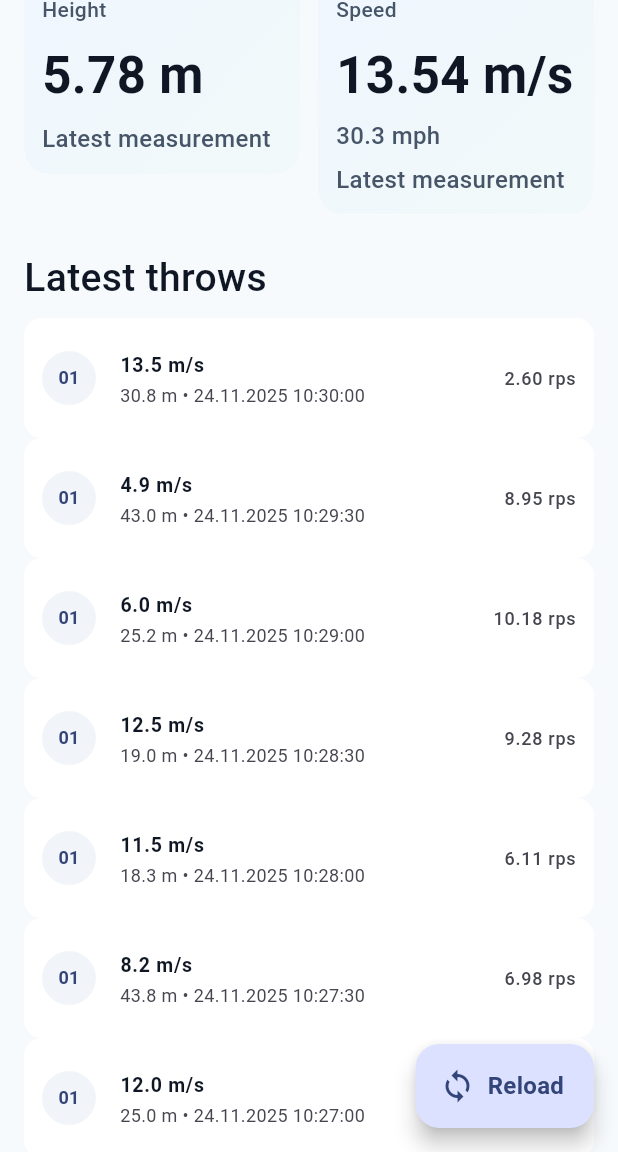
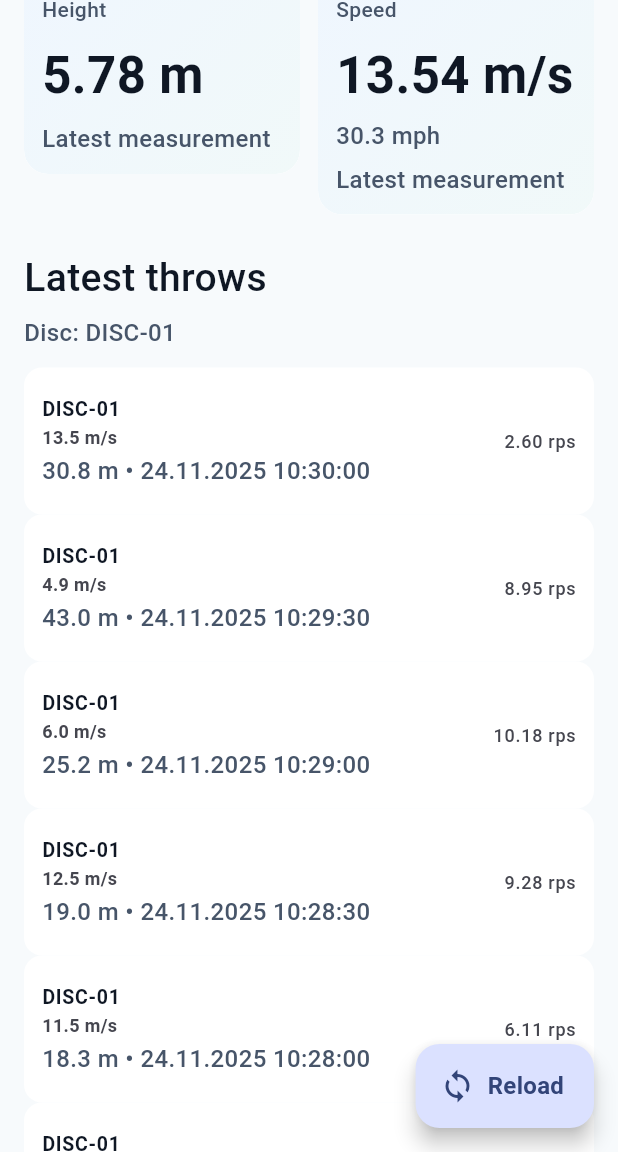
Before and after one commit to SmartDisc/SmartDisc, a Flutter app: the DashboardScreen screen opened directly, scrolled down 576 dp, on a phone screen of 412 x 824 dp, the part 84-1236 px from its top. Run offline on Flutter 3.47's test engine with Material 3 defaults, Android fonts, the phone set to English and light mode, and no system bars; our stand-ins replace shared_preferences; missing offline and left inert: model_viewer_plus; accounts and stored records are empty; network calls fail; Roboto replaces fonts that are missing (Georgia).

Commit message:
latest throws heading improved

```diff
--- a/smartdisc/lib/screens/dashboard_screen.dart
+++ b/smartdisc/lib/screens/dashboard_screen.dart
@@ -251,7 +251,14 @@ class _DashboardScreenState extends State<DashboardScreen> {
               const SizedBox(height: 24),
               Text('Latest throws', style: AppFont.headline),
 
-              const SizedBox(height: 8),
+              const SizedBox(height: 6),
+              // Show which disc these throws belong to
+              Padding(
+                padding: const EdgeInsets.only(bottom: 8.0),
+                child: Text('Disc: $selectedDisc', style: AppFont.subheadline),
+              ),
+
+              const SizedBox(height: 4),
               if (items.isEmpty)
                 const ListTile(title: Text('No throws yet'))
               else
@@ -262,15 +269,19 @@ class _DashboardScreenState extends State<DashboardScreen> {
                   return Card(
                     shape: RoundedRectangleBorder(borderRadius: BorderRadius.circular(12)),
                     child: ListTile(
-                      contentPadding: const EdgeInsets.symmetric(horizontal: 12, vertical: 8),
+                      contentPadding: const EdgeInsets.symmetric(horizontal: 12, vertical: 10),
                       dense: true,
-                      leading: CircleAvatar(
-                        radius: 18,
-                        backgroundColor: AppColors.surfaceMuted,
-                        child: Text(w.scheibeId != null ? w.scheibeId!.split('-').last : '?', style: const TextStyle(fontSize: 12, fontWeight: FontWeight.w600)),
+                      // no leading avatar — keep layout minimal
+                      title: Text(w.scheibeId ?? '-', style: const TextStyle(fontWeight: FontWeight.w700)),
+                      subtitle: Column(
+                        crossAxisAlignment: CrossAxisAlignment.start,
+                        mainAxisSize: MainAxisSize.min,
+                        children: [
+                          Text(speed, style: const TextStyle(fontWeight: FontWeight.w600)),
+                          const SizedBox(height: 2),
+                          Text('$dist • ${_formatGermanTimestamp(w.erstelltAm)}', style: AppFont.subheadline, maxLines: 1, overflow: TextOverflow.ellipsis),
+                        ],
                       ),
-                      title: Text(speed, style: const TextStyle(fontWeight: FontWeight.w700)),
-                      subtitle: Text('$dist • ${_formatGermanTimestamp(w.erstelltAm)}', maxLines: 1, overflow: TextOverflow.ellipsis),
                       trailing: rot != null ? Text(rot, style: const TextStyle(fontSize: 12)) : null,
                     ),
                   );
--- a/smartdisc/lib/widgets/stat_card.dart
+++ b/smartdisc/lib/widgets/stat_card.dart
@@ -22,7 +22,6 @@ class StatCard extends StatelessWidget {
       elevation: 0,
       shape: RoundedRectangleBorder(borderRadius: BorderRadius.circular(16)),
       child: Container(
-        constraints: const BoxConstraints(minHeight: 120),
         padding: const EdgeInsets.all(12),
         decoration: BoxDecoration(
           borderRadius: BorderRadius.circular(16),
@@ -51,8 +50,8 @@ class StatCard extends StatelessWidget {
               // Render value with nicer typography: show primary line large, optional second line smaller
               const SizedBox(height: 6),
               ConstrainedBox(
-                // allow slightly larger box to avoid small overflows on larger fonts
-                constraints: const BoxConstraints(maxHeight: 88),
+                // allow enough room for wrapped text on narrow cards
+                constraints: const BoxConstraints(maxHeight: 140),
                 child: Builder(builder: (ctx) {
                   final lines = value.split('\n');
                   final primary = lines.isNotEmpty ? lines[0] : '';
```
